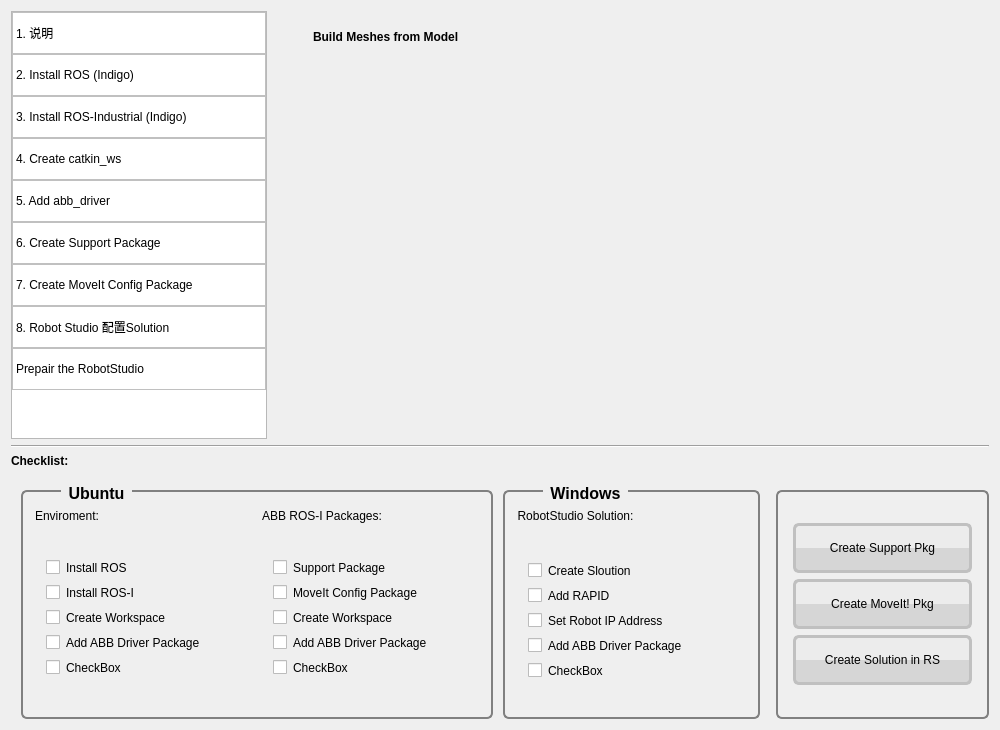
This is gui/inetgration_assistant/AbbRosI-Intg-Asst/asstmainwindow.ui in Yifei1988/abb_ros-i_integration as Qt 5 draws it before an edit. The edited form follows.
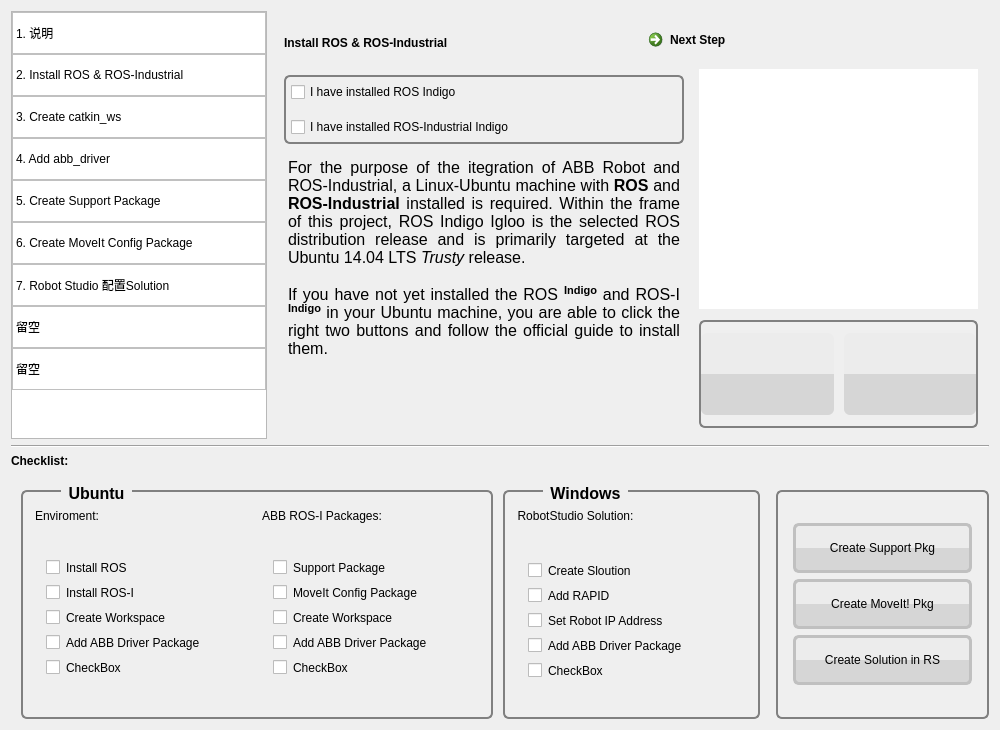
This is the edited form. The open tabs and pages were chosen to show the change. Icons and pictures are not drawn.

What changed in the file:
```diff
--- a/gui/inetgration_assistant/AbbRosI-Intg-Asst/asstmainwindow.ui
+++ b/gui/inetgration_assistant/AbbRosI-Intg-Asst/asstmainwindow.ui
@@ -80,48 +80,55 @@
         </item>
         <item>
          <property name="text">
-          <string>2. Install ROS (Indigo)</string>
+          <string>2. Install ROS &amp; ROS-Industrial</string>
          </property>
         </item>
         <item>
          <property name="text">
-          <string>3. Install ROS-Industrial (Indigo)</string>
+          <string>3. Create catkin_ws</string>
          </property>
         </item>
         <item>
          <property name="text">
-          <string>4. Create catkin_ws</string>
+          <string>4. Add abb_driver</string>
          </property>
         </item>
         <item>
          <property name="text">
-          <string>5. Add abb_driver</string>
+          <string>5. Create Support Package</string>
          </property>
         </item>
         <item>
          <property name="text">
-          <string>6. Create Support Package</string>
+          <string>6. Create MoveIt Config Package</string>
          </property>
         </item>
         <item>
          <property name="text">
-          <string>7. Create MoveIt Config Package</string>
+          <string>7. Robot Studio 配置Solution</string>
          </property>
         </item>
         <item>
          <property name="text">
-          <string>8. Robot Studio 配置Solution</string>
+          <string>留空</string>
          </property>
         </item>
         <item>
          <property name="text">
-          <string>Prepair the RobotStudio</string>
+          <string>留空</string>
          </property>
         </item>
        </widget>
       </item>
       <item>
        <widget class="QStackedWidget" name="stackedWidget">
+        <property name="styleSheet">
+         <string notr="true">QGroupBox{
+    border: 2px solid gray;
+    border-radius: 6px;
+    margin-top: 6px;
+}</string>
+        </property>
         <property name="currentIndex">
          <number>0</number>
         </property>
@@ -186,22 +193,250 @@
          </widget>
         </widget>
         <widget class="QWidget" name="page_2">
-         <widget class="QLabel" name="label_title_2">
-          <property name="geometry">
-           <rect>
-            <x>40</x>
-            <y>10</y>
-            <width>311</width>
-            <height>31</height>
-           </rect>
-          </property>
-          <property name="styleSheet">
-           <string notr="true"/>
-          </property>
-          <property name="text">
-           <string>Build Meshes from Model</string>
-          </property>
-         </widget>
+         <layout class="QGridLayout" name="gridLayout_4">
+          <item row="0" column="0">
+           <layout class="QVBoxLayout" name="verticalLayout_12">
+            <item>
+             <layout class="QHBoxLayout" name="horizontalLayout_9">
+              <item>
+               <widget class="QLabel" name="label_title_2">
+                <property name="minimumSize">
+                 <size>
+                  <width>351</width>
+                  <height>31</height>
+                 </size>
+                </property>
+                <property name="styleSheet">
+                 <string notr="true"/>
+                </property>
+                <property name="text">
+                 <string>Install ROS &amp; ROS-Industrial</string>
+                </property>
+               </widget>
+              </item>
+              <item>
+               <widget class="QCommandLinkButton" name="commandLinkButton">
+                <property name="minimumSize">
+                 <size>
+                  <width>111</width>
+                  <height>41</height>
+                 </size>
+                </property>
+                <property name="styleSheet">
+                 <string notr="true">font: italic 13pt &quot;Ubuntu&quot;;</string>
+                </property>
+                <property name="text">
+                 <string>Next Step</string>
+                </property>
+               </widget>
+              </item>
+             </layout>
+            </item>
+            <item>
+             <layout class="QHBoxLayout" name="horizontalLayout_8">
+              <property name="spacing">
+               <number>15</number>
+              </property>
+              <item>
+               <layout class="QVBoxLayout" name="verticalLayout_11">
+                <property name="spacing">
+                 <number>10</number>
+                </property>
+                <item>
+                 <widget class="QGroupBox" name="groupBox_2">
+                  <property name="styleSheet">
+                   <string notr="true">font: 75 14pt &quot;Droid Arabic Naskh&quot;;</string>
+                  </property>
+                  <property name="title">
+                   <string/>
+                  </property>
+                  <layout class="QGridLayout" name="gridLayout_3">
+                   <property name="leftMargin">
+                    <number>5</number>
+                   </property>
+                   <property name="topMargin">
+                    <number>0</number>
+                   </property>
+                   <property name="rightMargin">
+                    <number>5</number>
+                   </property>
+                   <property name="bottomMargin">
+                    <number>0</number>
+                   </property>
+                   <item row="0" column="0">
+                    <layout class="QVBoxLayout" name="verticalLayout_10">
+                     <property name="spacing">
+                      <number>5</number>
+                     </property>
+                     <item>
+                      <widget class="QCheckBox" name="checkBox">
+                       <property name="minimumSize">
+                        <size>
+                         <width>350</width>
+                         <height>30</height>
+                        </size>
+                       </property>
+                       <property name="text">
+                        <string>I have installed ROS Indigo</string>
+                       </property>
+                      </widget>
+                     </item>
+                     <item>
+                      <widget class="QCheckBox" name="checkBox_16">
+                       <property name="minimumSize">
+                        <size>
+                         <width>350</width>
+                         <height>30</height>
+                        </size>
+                       </property>
+                       <property name="text">
+                        <string>I have installed ROS-Industrial Indigo</string>
+                       </property>
+                      </widget>
+                     </item>
+                    </layout>
+                   </item>
+                  </layout>
+                 </widget>
+                </item>
+                <item>
+                 <widget class="QTextBrowser" name="textBrowser_2">
+                  <property name="minimumSize">
+                   <size>
+                    <width>400</width>
+                    <height>260</height>
+                   </size>
+                  </property>
+                  <property name="styleSheet">
+                   <string notr="true">background-color: transparent;
+border: 0px;</string>
+                  </property>
+                  <property name="html">
+                   <string>&lt;!DOCTYPE HTML PUBLIC &quot;-//W3C//DTD HTML 4.0//EN&quot; &quot;http://www.w3.org/TR/REC-html40/strict.dtd&quot;&gt;
+&lt;html&gt;&lt;head&gt;&lt;meta name=&quot;qrichtext&quot; content=&quot;1&quot; /&gt;&lt;style type=&quot;text/css&quot;&gt;
+p, li { white-space: pre-wrap; }
+&lt;/style&gt;&lt;/head&gt;&lt;body style=&quot; font-family:'Ubuntu'; font-size:11pt; font-weight:400; font-style:normal;&quot;&gt;
+&lt;p align=&quot;justify&quot; style=&quot; margin-top:0px; margin-bottom:0px; margin-left:0px; margin-right:0px; -qt-block-indent:0; text-indent:0px;&quot;&gt;&lt;span style=&quot; font-family:'DejaVu Sans'; font-size:12pt;&quot;&gt;For the purpose of the itegration of ABB&lt;/span&gt;&lt;span style=&quot; font-family:'DejaVu Sans'; font-size:12pt; font-style:italic;&quot;&gt; &lt;/span&gt;&lt;span style=&quot; font-family:'DejaVu Sans'; font-size:12pt;&quot;&gt;Robot and ROS-Industrial, a Linux-Ubuntu machine with &lt;/span&gt;&lt;span style=&quot; font-family:'DejaVu Sans'; font-size:12pt; font-weight:600;&quot;&gt;ROS&lt;/span&gt;&lt;span style=&quot; font-family:'DejaVu Sans'; font-size:12pt;&quot;&gt; and &lt;/span&gt;&lt;span style=&quot; font-family:'DejaVu Sans'; font-size:12pt; font-weight:600;&quot;&gt;ROS-Industrial&lt;/span&gt;&lt;span style=&quot; font-family:'DejaVu Sans'; font-size:12pt;&quot;&gt; installed is required. Within the frame of this project, ROS Indigo Igloo is the selected ROS distribution release and is primarily targeted at the Ubuntu 14.04 LTS &lt;/span&gt;&lt;span style=&quot; font-family:'DejaVu Sans'; font-size:12pt; font-style:italic;&quot;&gt;Trusty&lt;/span&gt;&lt;span style=&quot; font-family:'DejaVu Sans'; font-size:12pt;&quot;&gt; release.&lt;/span&gt;&lt;/p&gt;
+&lt;p align=&quot;justify&quot; style=&quot;-qt-paragraph-type:empty; margin-top:0px; margin-bottom:0px; margin-left:0px; margin-right:0px; -qt-block-indent:0; text-indent:0px; font-family:'DejaVu Sans';&quot;&gt;&lt;br /&gt;&lt;/p&gt;
+&lt;p align=&quot;justify&quot; style=&quot; margin-top:0px; margin-bottom:0px; margin-left:0px; margin-right:0px; -qt-block-indent:0; text-indent:0px;&quot;&gt;&lt;span style=&quot; font-family:'DejaVu Sans'; font-size:12pt;&quot;&gt;If you have not yet installed the ROS &lt;/span&gt;&lt;span style=&quot; font-family:'DejaVu Sans'; font-size:12pt; font-weight:600; vertical-align:super;&quot;&gt;Indigo&lt;/span&gt;&lt;span style=&quot; font-family:'DejaVu Sans'; font-size:12pt; font-weight:600;&quot;&gt; &lt;/span&gt;&lt;span style=&quot; font-family:'DejaVu Sans'; font-size:12pt;&quot;&gt;and ROS-I &lt;/span&gt;&lt;span style=&quot; font-family:'DejaVu Sans'; font-size:12pt; font-weight:600; vertical-align:super;&quot;&gt;Indigo&lt;/span&gt;&lt;span style=&quot; font-family:'DejaVu Sans'; font-size:12pt;&quot;&gt; in your Ubuntu machine, you are able to click the right two buttons and follow the official guide to install them. &lt;/span&gt;&lt;img src=&quot;:/icon/indigo.png&quot; width=&quot;22&quot; height=&quot;22&quot; /&gt;&lt;/p&gt;&lt;/body&gt;&lt;/html&gt;</string>
+                  </property>
+                 </widget>
+                </item>
+               </layout>
+              </item>
+              <item>
+               <layout class="QVBoxLayout" name="verticalLayout_9">
+                <property name="spacing">
+                 <number>5</number>
+                </property>
+                <item>
+                 <widget class="QGraphicsView" name="graphicsView">
+                  <property name="minimumSize">
+                   <size>
+                    <width>270</width>
+                    <height>240</height>
+                   </size>
+                  </property>
+                  <property name="maximumSize">
+                   <size>
+                    <width>286</width>
+                    <height>240</height>
+                   </size>
+                  </property>
+                  <property name="styleSheet">
+                   <string notr="true">border-radius: 6px;
+border-image: url(:/icon/indigoigloo.png);</string>
+                  </property>
+                 </widget>
+                </item>
+                <item>
+                 <widget class="QGroupBox" name="groupBox">
+                  <property name="styleSheet">
+                   <string notr="true">QPushButton {
+    border-radius: 6px;
+    background-color: qconicalgradient(cx:0.5, cy:0.5, angle:180, stop:0.49999 rgb(214, 214, 214), stop:0.50001 rgb(236, 236, 236));
+}
+
+QPushButton:hover {
+    background-color: qconicalgradient(cx:0.5, cy:0.5, angle:180, stop:0.49999 rgb(255, 174, 120), stop:0.50001 rgb(255, 220, 196));
+ }
+ QPushButton:pressed {
+    font-weight: bold;
+    border: 3px solid rgb(255, 102, 0);
+    background-color: qconicalgradient(cx:0.5, cy:0.5, angle:180, stop:0.49999 rgb(240, 120, 70), stop:0.50001 rgb(255, 202, 146));
+ }</string>
+                  </property>
+                  <property name="title">
+                   <string/>
+                  </property>
+                  <layout class="QGridLayout" name="gridLayout_2">
+                   <property name="leftMargin">
+                    <number>0</number>
+                   </property>
+                   <property name="topMargin">
+                    <number>0</number>
+                   </property>
+                   <property name="rightMargin">
+                    <number>0</number>
+                   </property>
+                   <property name="bottomMargin">
+                    <number>0</number>
+                   </property>
+                   <item row="0" column="0">
+                    <layout class="QHBoxLayout" name="horizontalLayout_7">
+                     <property name="spacing">
+                      <number>10</number>
+                     </property>
+                     <item>
+                      <widget class="QPushButton" name="btnToRosWiki">
+                       <property name="minimumSize">
+                        <size>
+                         <width>122</width>
+                         <height>82</height>
+                        </size>
+                       </property>
+                       <property name="toolTip">
+                        <string/>
+                       </property>
+                       <property name="styleSheet">
+                        <string notr="true">border-image: url(:/icon/ros_logo.png);</string>
+                       </property>
+                       <property name="text">
+                        <string/>
+                       </property>
+                      </widget>
+                     </item>
+                     <item>
+                      <widget class="QPushButton" name="btnToRosiWiki">
+                       <property name="minimumSize">
+                        <size>
+                         <width>122</width>
+                         <height>82</height>
+                        </size>
+                       </property>
+                       <property name="toolTip">
+                        <string/>
+                       </property>
+                       <property name="styleSheet">
+                        <string notr="true">border-image: url(:/icon/rosi_logo.png);</string>
+                       </property>
+                       <property name="text">
+                        <string/>
+                       </property>
+                      </widget>
+                     </item>
+                    </layout>
+                   </item>
+                  </layout>
+                 </widget>
+                </item>
+               </layout>
+              </item>
+             </layout>
+            </item>
+           </layout>
+          </item>
+         </layout>
         </widget>
         <widget class="QWidget" name="page_3">
          <widget class="QLabel" name="label_title_3">
```
Left out of the diff: 8 changed lines with no effect on the pictures.
